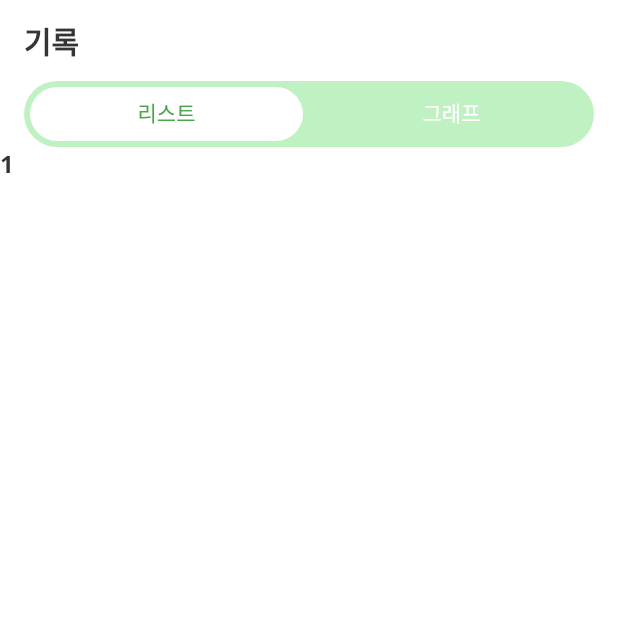
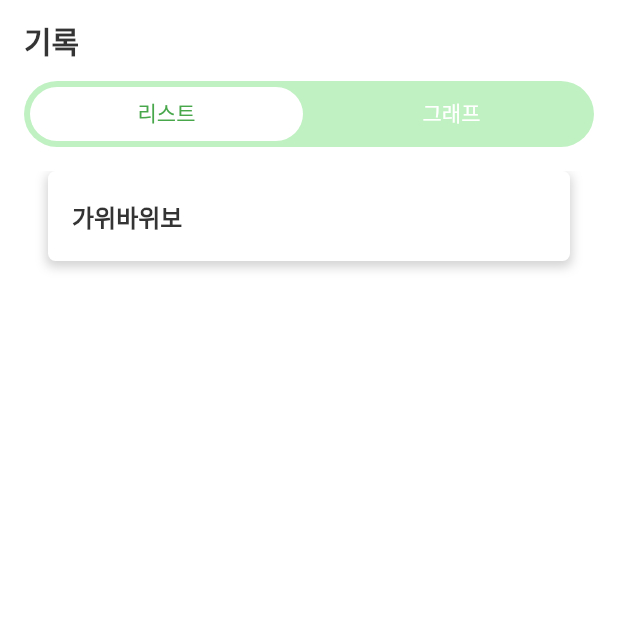
Before and after one commit to kimjjunho/DeveloperCompetencyTest, a Flutter app: the RecordScreen screen opened directly, on a phone screen of 412 x 824 dp, the top half of it. Run offline on Flutter 3.47's test engine with Material 2 defaults, Android fonts, the phone set to English and light mode, and no system bars.

Commit message:
record list item

```diff
--- a/app/lib/feature/record/RecordScreen.dart
+++ b/app/lib/feature/record/RecordScreen.dart
@@ -80,11 +80,19 @@ class RecordScreenState extends State<RecordScreen> with TickerProviderStateMixi
                     ),
                   ],
                 ),
+                SizedBox(height: 16),
                 Expanded(
                     child: TabBarView(
                       controller: _tabController,
                       children: [
-                        Container(child: Body3(text: '1'),),
+                        ListView.builder(
+                            itemCount: recordList.length,
+                            shrinkWrap: true,
+                            padding: EdgeInsets.symmetric(horizontal: 16),
+                            itemBuilder: (BuildContext context, int index) {
+                              return RecordItem(record: recordList[index]);
+                            }
+                        ),
                         Container(child: Body3(text: '2',),)
                       ],
                     )
@@ -104,10 +112,28 @@ class RecordItem extends StatelessWidget {
 
   @override
   Widget build(BuildContext context) {
-      return Row(
-        children: [
-          Body3(text: record.title),
-        ],
+      return Container(
+        height: 60,
+        margin: EdgeInsets.symmetric(horizontal: 16),
+        decoration: BoxDecoration(
+          color: white,
+          borderRadius: BorderRadius.circular(5),
+          boxShadow: const [
+            BoxShadow(
+              color: gray300,
+              spreadRadius: 1,
+              blurRadius: 5,
+              offset: Offset(0,3)
+            )
+          ]
+        ),
+        child: Row(
+          children: [
+            SizedBox(width: 16),
+            Body3(text: record.title),
+
+          ],
+        ),
       );
   }
 }
```
